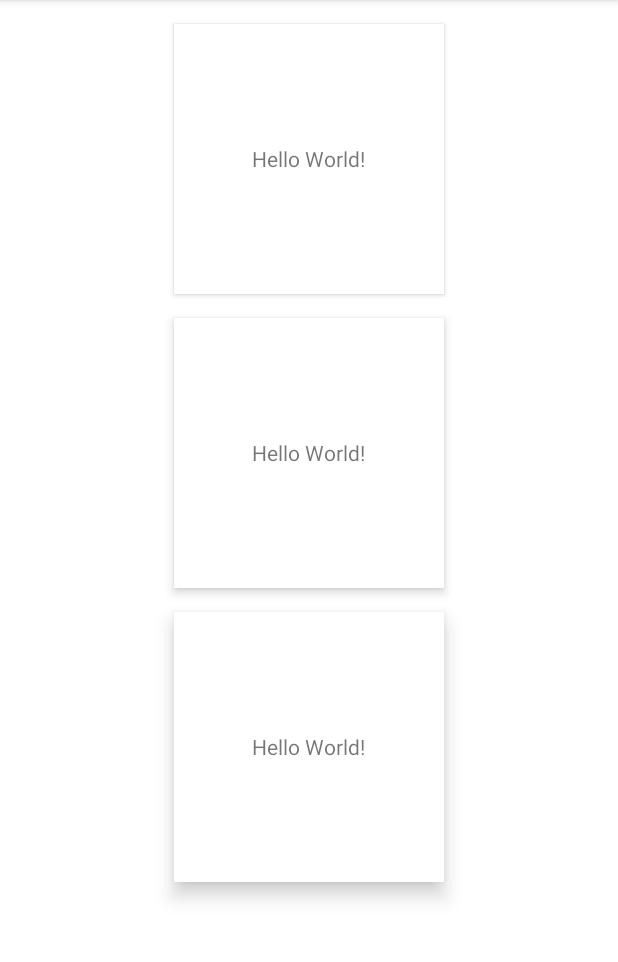
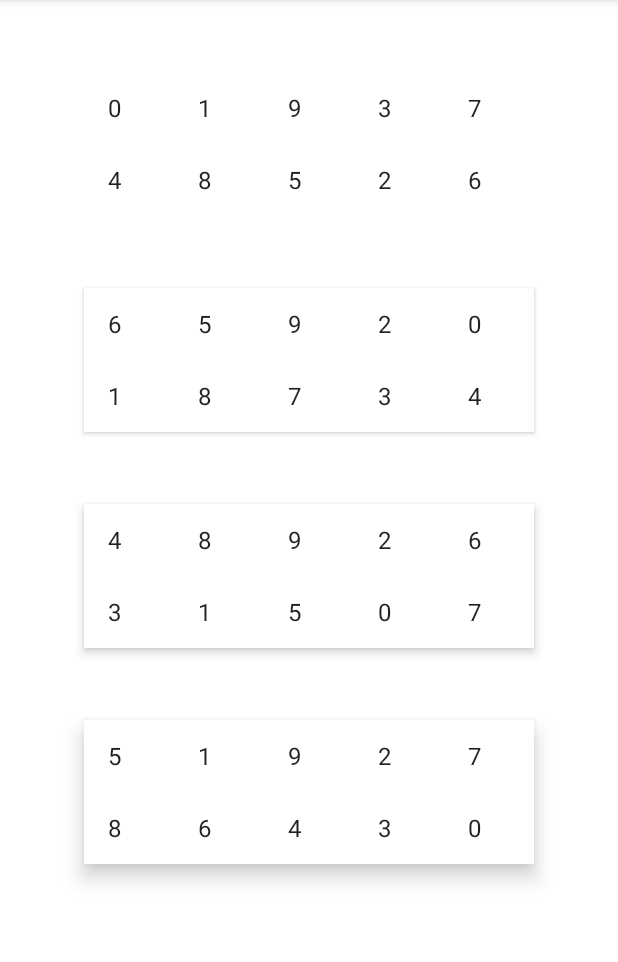
Before and after one commit to alorma/AndroidDarkModeEasy, an Android app: the screen it shows after launch (MainActivity), on a phone screen of 412 x 824 dp, the part 84-1046 px from its top. Run offline under Robolectric (Android 15) with nearby library versions, the phone set to English and light mode, and no system bars.

Commit message:
Add keyboard view

```diff
--- a/app/src/main/java/com/alorma/demodaarkview/PinKeyboardView.kt
+++ b/app/src/main/java/com/alorma/demodaarkview/PinKeyboardView.kt
@@ -2,12 +2,19 @@ package com.alorma.demodaarkview
 
 import android.content.Context
 import android.util.AttributeSet
+import android.view.LayoutInflater
+import android.view.View
+import android.view.ViewGroup
 import android.widget.LinearLayout
+import android.widget.TextView
 import androidx.annotation.AttrRes
 import androidx.annotation.StyleRes
+import androidx.recyclerview.widget.GridLayoutManager
+import androidx.recyclerview.widget.RecyclerView
 import com.google.android.material.color.MaterialColors
+import kotlinx.android.synthetic.main.pin_keyboard.view.*
 
-class SurfaceLinearLayout @JvmOverloads constructor(
+class PinKeyboardView @JvmOverloads constructor(
     context: Context,
     attributeSet: AttributeSet? = null,
     @AttrRes defStyleAttr: Int = 0,
@@ -15,7 +22,40 @@ class SurfaceLinearLayout @JvmOverloads constructor(
 ) : LinearLayout(context, attributeSet, defStyleAttr, defStyleRes) {
 
     init {
+        inflate(context, R.layout.pin_keyboard, this)
         setBackgroundColor(MaterialColors.getColor(this, R.attr.colorSurface))
+
+        setupNumber(context)
+    }
+
+    private fun setupNumber(context: Context) {
+        pinKeyboard.layoutManager = GridLayoutManager(context, 5)
+        val items = (0..9).toList().shuffled()
+        pinKeyboard.adapter = NumbersAdapter(items)
     }
 
 }
+
+class NumbersAdapter(private val items: List<Int>) :
+    RecyclerView.Adapter<NumbersAdapter.NumberHolder>() {
+
+    override fun getItemCount(): Int = items.size
+
+    override fun onCreateViewHolder(parent: ViewGroup, viewType: Int): NumberHolder {
+        val view = LayoutInflater.from(parent.context)
+            .inflate(android.R.layout.simple_list_item_1, parent, false)
+        return NumberHolder(view)
+    }
+
+    override fun onBindViewHolder(holder: NumberHolder, position: Int) {
+        holder.bind(items[position])
+    }
+
+    class NumberHolder(view: View) : RecyclerView.ViewHolder(view) {
+
+        fun bind(number: Int) {
+            itemView.findViewById<TextView>(android.R.id.text1).text = number.toString()
+        }
+    }
+
+}
--- a/app/src/main/res/layout/activity_main.xml
+++ b/app/src/main/res/layout/activity_main.xml
@@ -1,6 +1,5 @@
 <?xml version="1.0" encoding="utf-8"?>
 <LinearLayout xmlns:android="http://schemas.android.com/apk/res/android"
-    xmlns:app="http://schemas.android.com/apk/res-auto"
     xmlns:tools="http://schemas.android.com/tools"
     android:layout_width="match_parent"
     android:layout_height="match_parent"
@@ -19,52 +18,44 @@
             android:layout_height="wrap_content" />
     </com.google.android.material.appbar.AppBarLayout>
 
-    <com.alorma.demodaarkview.SurfaceLinearLayout
-        android:layout_width="180dp"
-        android:layout_height="180dp"
-        android:layout_marginTop="16dp"
-        android:elevation="2dp"
-        android:gravity="center"
-        app:layout_constraintLeft_toLeftOf="parent"
-        app:layout_constraintRight_toRightOf="parent"
-        app:layout_constraintTop_toTopOf="parent">
+    <Space
+        android:layout_width="match_parent"
+        android:layout_height="48dp" />
 
-        <TextView
-            android:layout_width="wrap_content"
-            android:layout_height="wrap_content"
-            android:text="Hello World!" />
-    </com.alorma.demodaarkview.SurfaceLinearLayout>
+    <com.alorma.demodaarkview.PinKeyboardView
+        android:id="@+id/pin0"
+        android:layout_width="300dp"
+        android:layout_height="wrap_content" />
 
-    <com.alorma.demodaarkview.SurfaceLinearLayout
-        android:layout_width="180dp"
-        android:layout_height="180dp"
-        android:layout_marginTop="16dp"
-        android:elevation="4dp"
-        android:gravity="center"
-        app:layout_constraintLeft_toLeftOf="parent"
-        app:layout_constraintRight_toRightOf="parent"
-        app:layout_constraintTop_toTopOf="parent">
+    <Space
+        android:layout_width="match_parent"
+        android:layout_height="48dp" />
 
-        <TextView
-            android:layout_width="wrap_content"
-            android:layout_height="wrap_content"
-            android:text="Hello World!" />
-    </com.alorma.demodaarkview.SurfaceLinearLayout>
+    <com.alorma.demodaarkview.PinKeyboardView
+        android:id="@+id/pin2"
+        android:layout_width="300dp"
+        android:layout_height="wrap_content"
+        android:elevation="2dp" />
 
-    <com.alorma.demodaarkview.SurfaceLinearLayout
-        android:layout_width="180dp"
-        android:layout_height="180dp"
-        android:layout_marginTop="16dp"
-        android:elevation="8dp"
-        android:gravity="center"
-        app:layout_constraintLeft_toLeftOf="parent"
-        app:layout_constraintRight_toRightOf="parent"
-        app:layout_constraintTop_toTopOf="parent">
+    <Space
+        android:layout_width="match_parent"
+        android:layout_height="48dp" />
 
-        <TextView
-            android:layout_width="wrap_content"
-            android:layout_height="wrap_content"
-            android:text="Hello World!" />
-    </com.alorma.demodaarkview.SurfaceLinearLayout>
+    <com.alorma.demodaarkview.PinKeyboardView
+        android:id="@+id/pin4"
+        android:layout_width="300dp"
+        android:layout_height="wrap_content"
+        android:elevation="4dp" />
+
+    <Space
+        android:layout_width="match_parent"
+        android:layout_height="48dp" />
+
+    <com.alorma.demodaarkview.PinKeyboardView
+        android:id="@+id/pin8"
+        android:layout_width="300dp"
+        android:layout_height="wrap_content"
+        android:elevation="8dp" />
+
 
 </LinearLayout>
--- a/app/src/main/res/layout/pin_keyboard.xml
+++ b/app/src/main/res/layout/pin_keyboard.xml
@@ -1,4 +1,11 @@
 <?xml version="1.0" encoding="utf-8"?>
-<merge xmlns:android="http://schemas.android.com/apk/res/android">
+<merge xmlns:android="http://schemas.android.com/apk/res/android"
+    xmlns:tools="http://schemas.android.com/tools"
+    tools:parentTag="android.widget.LinearLayout">
+
+    <androidx.recyclerview.widget.RecyclerView
+        android:id="@+id/pinKeyboard"
+        android:layout_width="match_parent"
+        android:layout_height="match_parent" />
 
 </merge>
```
